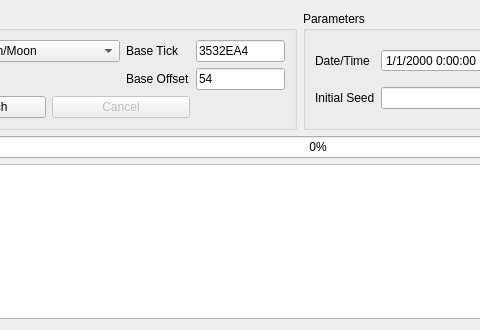
The window that Forms/Gen7/ProfileCalibrater7.ui (Admiral-Fish/3DSTimeFinder) describes before a commit, drawn with Qt 5; both pictures show x 92 to 572 and y 0 to 330 of the 820 by 330 pixel window.
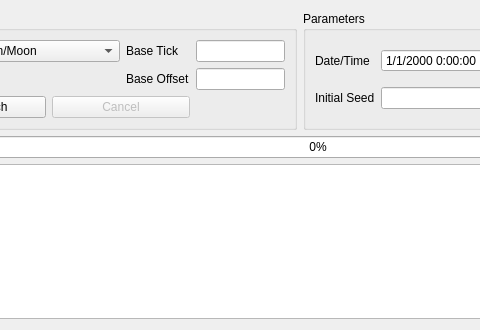
The same window after the commit. Custom widgets are drawn as their Qt base class.

Diff of the .ui file:
```diff
--- a/Forms/Gen7/ProfileCalibrater7.ui
+++ b/Forms/Gen7/ProfileCalibrater7.ui
@@ -62,9 +62,6 @@
           <verstretch>0</verstretch>
          </sizepolicy>
         </property>
-        <property name="text">
-         <string notr="true">3532EA4</string>
-        </property>
         <property name="maxLength">
          <number>8</number>
         </property>
@@ -85,9 +82,6 @@
           <verstretch>0</verstretch>
          </sizepolicy>
         </property>
-        <property name="text">
-         <string notr="true">54</string>
-        </property>
         <property name="maxLength">
          <number>5</number>
         </property>
```
